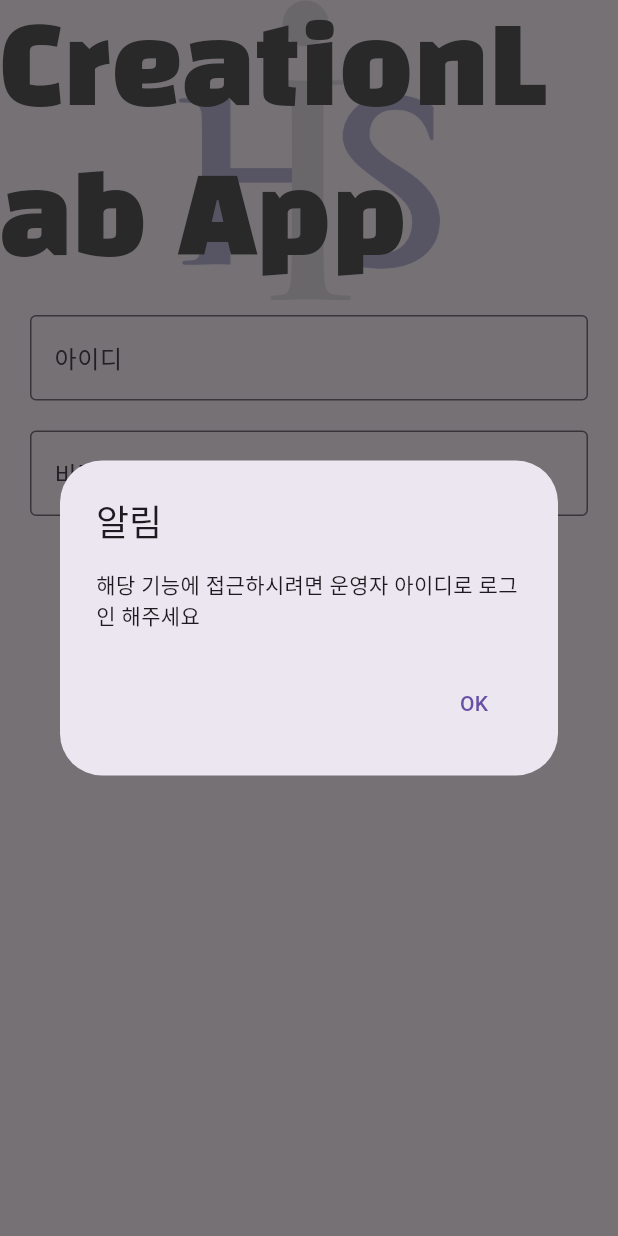
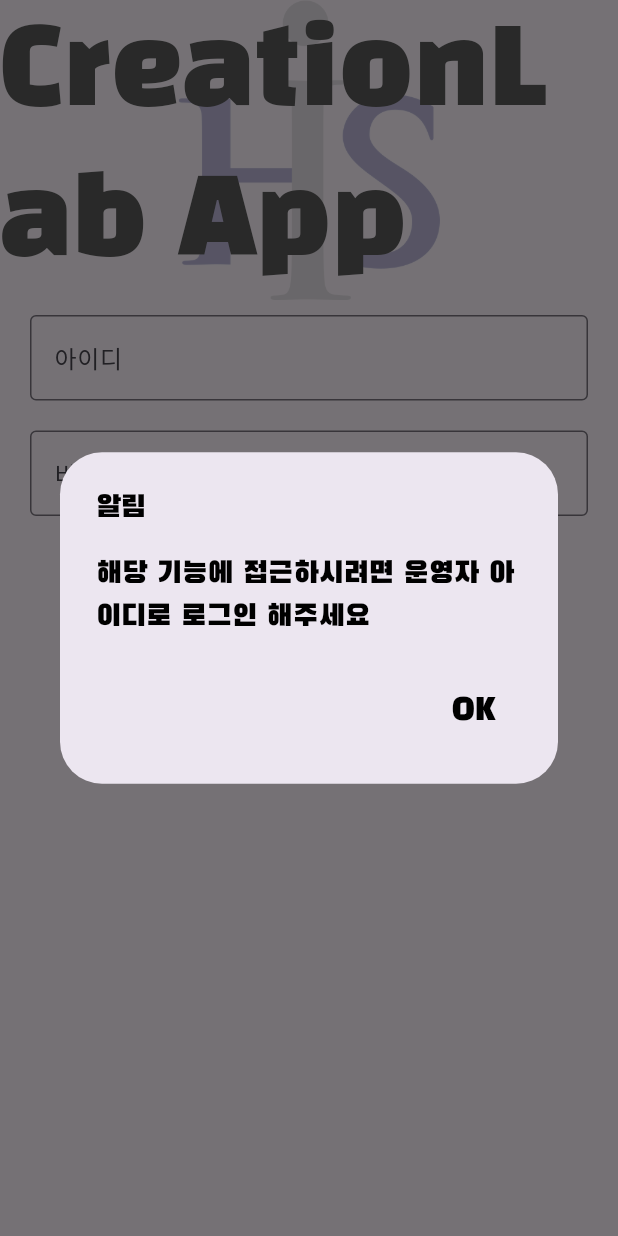
Before and after one commit to taetkyle/Handong_Creation_Lab_APP, a Flutter app: the screen it shows after launch, after a tap on "어플 관리", on a phone screen of 412 x 824 dp. Run offline on Flutter 3.47's test engine with Material 3 defaults, Android fonts, the phone set to English and light mode, and no system bars; our stand-ins replace cloud_firestore, firebase_core, get; missing offline and left inert: dart:html, dart:js; accounts and stored records are empty.

Commit message:
all the main function finished

```diff
--- a/Front/creationlab_app_front/lib/pages/app_manage/administer_varify.dart
+++ b/Front/creationlab_app_front/lib/pages/app_manage/administer_varify.dart
@@ -39,15 +39,36 @@ class _administer_varifyState extends State<administer_varify> {
       showDialog(
         context: context,
         builder: (BuildContext context) => AlertDialog(
-          title: Text(['알림', 'Notice'][lang]),
-          content: Text([
-            '해당 기능에 접근하시려면 운영자 아이디로 로그인 해주세요',
-            'Please login with admin account to access'
-          ][lang]),
+          title: Text(
+            ['알림', 'Notice'][lang],
+            style: const TextStyle(
+              color: Colors.black,
+              fontFamily: "KoreanFont",
+              fontSize: 20,
+            ),
+          ),
+          content: Text(
+            [
+              '해당 기능에 접근하시려면 운영자 아이디로 로그인 해주세요',
+              'Please login with admin account to access'
+            ][lang],
+            style: const TextStyle(
+              color: Colors.black,
+              fontFamily: "KoreanFont",
+              fontSize: 20,
+            ),
+          ),
           actions: <Widget>[
             TextButton(
               onPressed: () => Navigator.pop(context, 'OK'),
-              child: const Text('OK'),
+              child: const Text(
+                'OK',
+                style: TextStyle(
+                  color: Colors.black,
+                  fontFamily: "KoreanFont",
+                  fontSize: 20,
+                ),
+              ),
             ),
           ],
         ),
--- a/Front/creationlab_app_front/lib/pages/homepage.dart
+++ b/Front/creationlab_app_front/lib/pages/homepage.dart
@@ -6,6 +6,7 @@ import 'itemlist/itemlist.dart';
 import 'package:get/get.dart';
 import 'app_manage/administer_varify.dart';
 import 'package:creationlab_app_front/provider/eng_kor_provider.dart';
+import 'dart:js' as js;
 
 class Homepage extends StatelessWidget {
   // const Homepage({super.key});
@@ -81,7 +82,7 @@ class Homepage extends StatelessWidget {
                               color: buttonColor),
                           child: Center(
                             child: Text(
-                              ["유의 사항", "notification"][lang],
+                              ["장비 대출", "Tool Borrow"][lang],
                               style: const TextStyle(
                                 color: Colors.white,
                                 fontFamily: "KoreanFont",
@@ -90,10 +91,8 @@ class Homepage extends StatelessWidget {
                             ),
                           ),
                         ),
-                        onTap: () async {
-                          await AdmincallFireStore();
-                          // createData();
-                          // Get.to(() => const notification());
+                        onTap: () {
+                          Get.to(() => const tool_borrow());
                         },
                       ),
                     ),
@@ -117,10 +116,10 @@ class Homepage extends StatelessWidget {
                               borderRadius:
                                   const BorderRadius.all(Radius.circular(10)),
                               color: buttonColor),
-                          child: Center(
+                          child: const Center(
                             child: Text(
-                              ["장비 대출", "Tool Borrow"][lang],
-                              style: const TextStyle(
+                              "HIS Connection",
+                              style: TextStyle(
                                 color: Colors.white,
                                 fontFamily: "KoreanFont",
                                 fontSize: 20,
@@ -128,8 +127,10 @@ class Homepage extends StatelessWidget {
                             ),
                           ),
                         ),
-                        onTap: () {
-                          Get.to(() => const tool_borrow());
+                        onTap: () async {
+                          Get.to(js.context.callMethod('open', [
+                            "https://his.sc.kr/category/news-and-media/news/"
+                          ]));
                         },
                       ),
                     ),
```
Also changed, not shown: Front/creationlab_app_front/lib/pages/app_manage/masterpage.dart (+63 -0 lines).
